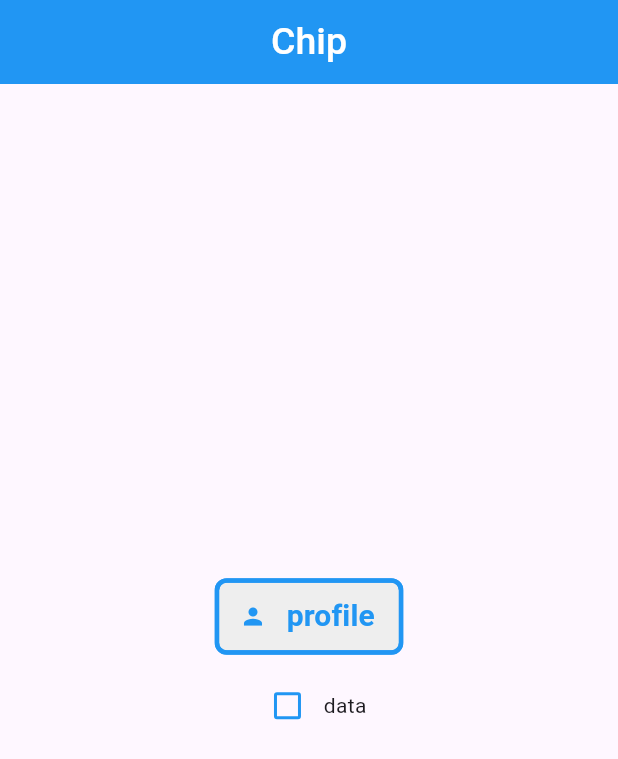
After one commit to niceislam/practise, a Flutter app: the screen it shows after launch, on a phone screen of 412 x 824 dp. The commit adds this screen. Shown: the top 759 px of the screen. Run offline on Flutter 3.47's test engine with Material 3 defaults, Android fonts, the light colour scheme and no system bars.

Commit message:
chip and Checkbox

```diff
--- a/lib/main.dart
+++ b/lib/main.dart
@@ -1,6 +1,7 @@
 import 'package:flutter/cupertino.dart';
 import 'package:flutter/material.dart';
 
+import 'my_app/chip_practice.dart';
 import 'my_app/home_screen.dart';
 
 void main(){
@@ -14,7 +15,7 @@ class MyApp extends StatelessWidget {
   Widget build(BuildContext context) {
     return MaterialApp(
       debugShowCheckedModeBanner: false,
-      home: HomeScreen(),
+      home: ChipPractice(),
     );
   }
 }
--- /dev/null
+++ b/lib/my_app/chip_practice.dart
@@ -0,0 +1,65 @@
+import 'package:flutter/material.dart';
+
+class ChipPractice extends StatefulWidget {
+  const ChipPractice({super.key});
+
+  @override
+  State<ChipPractice> createState() => _ChipPracticeState();
+}
+
+class _ChipPracticeState extends State<ChipPractice> {
+  bool status = false;
+  @override
+  Widget build(BuildContext context) {
+    return Scaffold(
+      appBar: AppBar(
+        backgroundColor: Colors.blue,
+        centerTitle: true,
+        title: Text(
+          "Chip",
+          style: TextStyle(
+            color: Colors.white,
+            fontSize: 25,
+            fontWeight: FontWeight.w500,
+          ),
+        ),
+      ),
+      body: Center(
+        child: Column(
+          mainAxisAlignment: MainAxisAlignment.center,
+          children: [
+            Chip(
+              iconTheme: IconThemeData(color: Colors.blue),
+              backgroundColor: Colors.grey.shade200,
+              avatar: Icon(Icons.person),
+              side: BorderSide(color: Colors.blue, width: 3),
+              label: Text("profile"),
+              labelStyle: TextStyle(
+                color: Colors.blue,
+                fontSize: 20,
+                fontWeight: FontWeight.bold,
+              ),
+            ),
+            SizedBox(height: 10),
+            Row(
+              mainAxisAlignment: MainAxisAlignment.center,
+              children: [
+                Checkbox(
+                  activeColor: Colors.blue,
+                  checkColor: Colors.white,
+                  side: BorderSide(color: Colors.blue, width: 2),
+                  value: status,
+                  onChanged: (b) {
+                    status = b!;
+                    setState(() {});
+                  },
+                ),
+                Text("data"),
+              ],
+            ),
+          ],
+        ),
+      ),
+    );
+  }
+}
```
